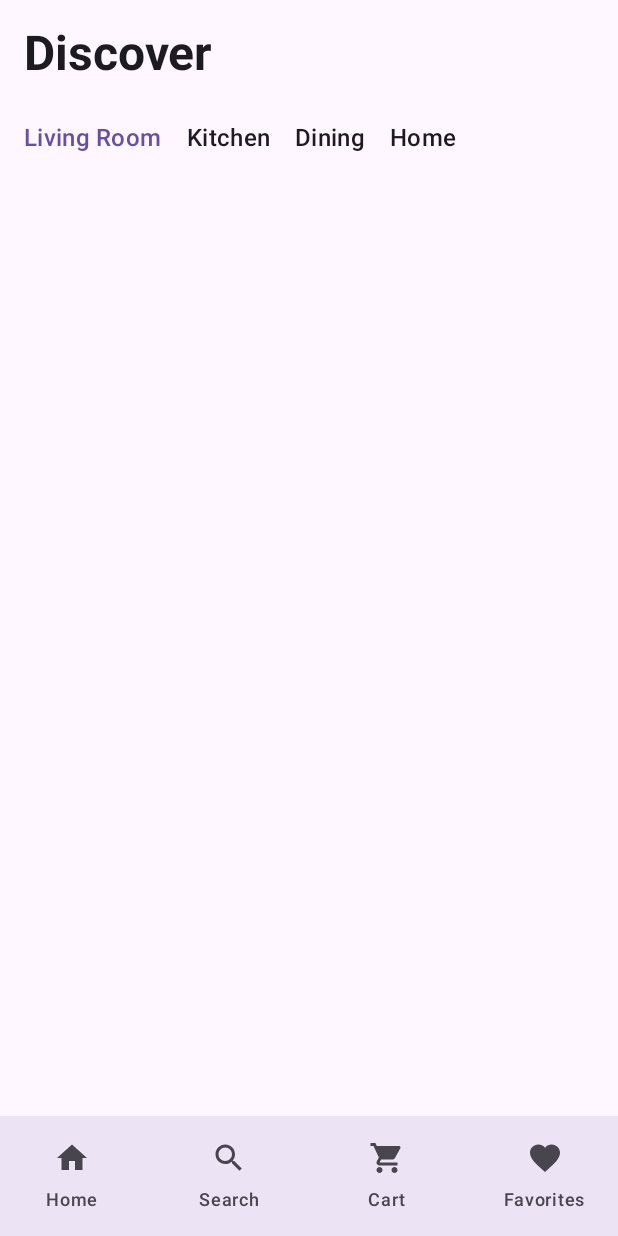
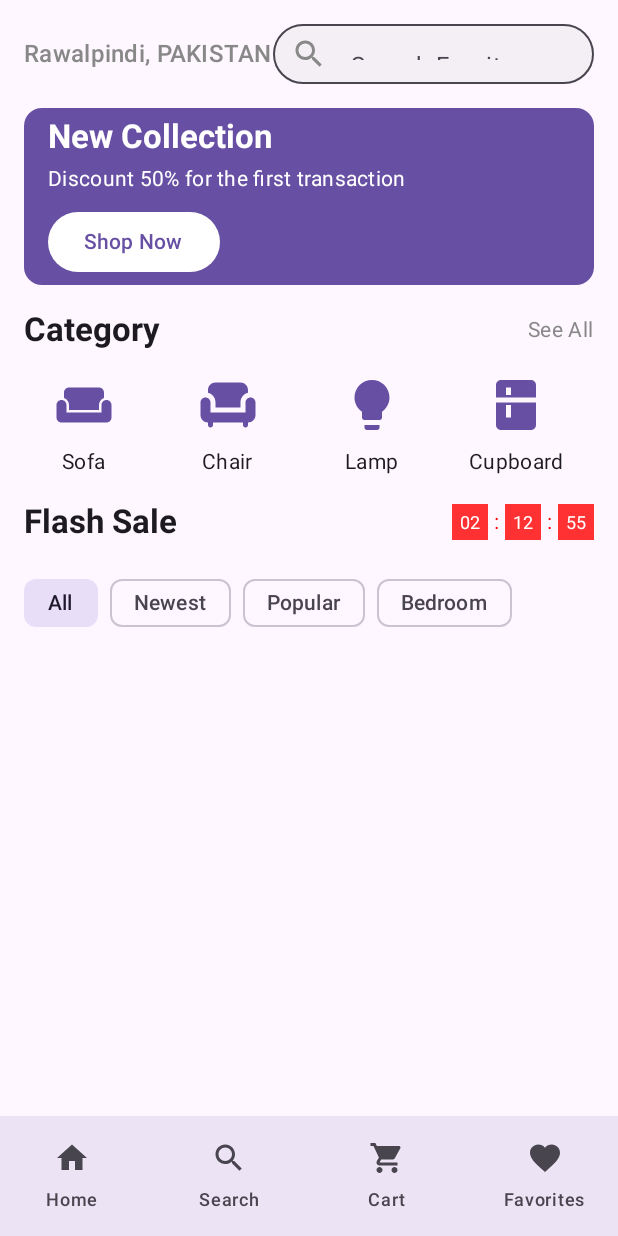
Before and after one commit to malaikaiftikhar/homify2, an Android app built with Jetpack Compose: the HomeActivity screen opened directly, with no data from a screen before it, on a phone screen of 412 x 824 dp. Run offline under Robolectric (Android 15) with nearby library versions, the phone set to English and light mode, and no system bars; our stand-ins replace Firebase (no records; nobody signed in at launch, a user with empty details on screens opened directly); pictures from the network do not load; 1 statement that could not run was skipped.

Commit message:
layout changes

```diff
--- a/app/build.gradle.kts
+++ b/app/build.gradle.kts
@@ -86,7 +86,7 @@ dependencies {
     implementation("com.google.firebase:firebase-firestore-ktx")
 
     implementation("io.coil-kt:coil-compose:2.5.0")
-
+    implementation("androidx.compose.material:material-icons-extended")
 
 // Firebase products (no version needed when using BoM)
     implementation("com.google.firebase:firebase-database")
--- a/app/src/main/java/com/example/homify/HomeActivity.kt
+++ b/app/src/main/java/com/example/homify/HomeActivity.kt
@@ -45,6 +45,27 @@ import androidx.compose.material.Card
 import android.content.Context
 import java.io.File
 import java.io.FileOutputStream
+import androidx.compose.foundation.layout.*
+import androidx.compose.foundation.lazy.grid.*
+import androidx.compose.runtime.*
+//import androidx.compose.ui.Modifier
+import androidx.compose.ui.unit.dp
+import androidx.compose.foundation.background
+import androidx.compose.foundation.layout.size
+import androidx.compose.foundation.shape.CircleShape
+import androidx.compose.ui.draw.clip
+//import androidx.compose.ui.graphics.Color
+//import androidx.compose.ui.Alignment
+import androidx.compose.ui.text.style.TextOverflow
+import androidx.compose.animation.AnimatedVisibility
+import androidx.compose.animation.fadeIn
+import androidx.compose.animation.fadeOut
+import kotlinx.coroutines.delay
+import androidx.compose.foundation.layout.*
+import androidx.compose.foundation.text.*
+import androidx.compose.material3.OutlinedTextField
+import androidx.compose.material.icons.filled.*
+import androidx.compose.material.icons.outlined.*
 
 @OptIn(ExperimentalMaterial3Api::class)
 class HomeActivity : ComponentActivity() {
@@ -168,8 +189,50 @@ class HomeActivity : ComponentActivity() {
         val description: String = "",
         val price: String = "",
         val imageUrl: String = "",
+        val category: String = "",
         val details: String = ""
     )
+    // for real timer
+    @Composable
+    fun FlashSaleTimer() {
+        var remainingTime by remember { mutableStateOf(2 * 3600 + 12 * 60 + 56) } // 02:12:56 in seconds
+
+        LaunchedEffect(Unit) {
+            while (remainingTime > 0) {
+                delay(1000L)
+                remainingTime--
+            }
+        }
+
+        val hours = remainingTime / 3600
+        val minutes = (remainingTime % 3600) / 60
+        val seconds = remainingTime % 60
+
+        Row(verticalAlignment = Alignment.CenterVertically) {
+            listOf(hours, minutes, seconds).forEachIndexed { index, value ->
+                Box(
+                    modifier = Modifier
+                        .width(24.dp)
+                        .height(24.dp)
+                        .background(Color.Red.copy(alpha = 0.8f)),
+                    contentAlignment = Alignment.Center
+                ) {
+                    Text(
+                        text = "%02d".format(value),
+                        color = Color.White,
+                        fontSize = 12.sp
+                    )
+                }
+                if (index < 2) {
+                    Text(
+                        text = ":",
+                        modifier = Modifier.padding(horizontal = 4.dp),
+                        color = Color.Red
+                    )
+                }
+            }
+        }
+    }
 
     @OptIn(ExperimentalMaterial3Api::class)
     @Composable
@@ -179,7 +242,14 @@ class HomeActivity : ComponentActivity() {
         val products = remember { mutableStateOf<List<Product>>(emptyList()) }
         val isLoading = remember { mutableStateOf(true) }
         val error = remember { mutableStateOf<String?>(null) }
-
+        var searchQuery by remember { mutableStateOf("") }
+        val filteredProducts = remember(products.value, searchQuery) {
+            if (searchQuery.isEmpty()) products.value
+            else products.value.filter {
+                it.name.contains(searchQuery, ignoreCase = true) ||
+                        it.description.contains(searchQuery, ignoreCase = true)
+            }
+        }
         // Check authentication
         val currentUser = auth.currentUser
         if (currentUser == null) {
@@ -246,44 +316,186 @@ class HomeActivity : ComponentActivity() {
                 .fillMaxSize()
                 .padding(horizontal = 16.dp)
         ) {
-            // Header
-            Text(
-                text = "Discover",
-                style = MaterialTheme.typography.headlineLarge,
-                fontWeight = FontWeight.Bold,
-                modifier = Modifier.padding(top = 16.dp, bottom = 24.dp)
+            // Location and Search Bar
+            Row(
+                modifier = Modifier
+                    .fillMaxWidth()
+                    .padding(top = 16.dp),
+                verticalAlignment = Alignment.CenterVertically,
+                horizontalArrangement = Arrangement.SpaceBetween
+            ) {
+                Text(
+                    text = "Rawalpindi, PAKISTAN",
+                    style = MaterialTheme.typography.titleMedium,
+                    color = Color.Gray
+                )
+
+                // Search Bar
+                OutlinedTextField(
+                    value = searchQuery,
+                    onValueChange = { searchQuery = it },
+                    modifier = Modifier
+                        .fillMaxWidth()
+                        .height(40.dp),
+                    placeholder = { Text("Search Furniture") },
+                    leadingIcon = {
+                        Icon(
+                            imageVector = Icons.Default.Search,
+                            contentDescription = "Search",
+                            tint = Color.Gray
+                        )
+                    },
+                    singleLine = true,
+                    shape = RoundedCornerShape(20.dp),
+                    colors = TextFieldDefaults.colors(
+                        unfocusedContainerColor = Color.LightGray.copy(alpha = 0.2f),
+                        focusedContainerColor = Color.LightGray.copy(alpha = 0.3f)
+                    )
+                )
+            }
+
+            // New Collection Banner
+            Box(
+                modifier = Modifier
+                    .fillMaxWidth()
+                    .height(150.dp)
+                    .padding(vertical = 16.dp)
+                    .clip(RoundedCornerShape(12.dp))
+                    .background(MaterialTheme.colorScheme.primary),
+                contentAlignment = Alignment.CenterStart
+            ) {
+                Column(
+                    modifier = Modifier.padding(start = 16.dp)
+                ) {
+                    Text(
+                        text = "New Collection",
+                        style = MaterialTheme.typography.titleLarge,
+                        color = Color.White,
+                        fontWeight = FontWeight.Bold
+                    )
+                    Text(
+                        text = "Discount 50% for the first transaction",
+                        style = MaterialTheme.typography.bodyMedium,
+                        color = Color.White,
+                        modifier = Modifier.padding(top = 4.dp)
+                    )
+                    Spacer(modifier = Modifier.height(8.dp))
+                    Button(
+                        onClick = { /* Handle shop now */ },
+                        colors = ButtonDefaults.buttonColors(
+                            containerColor = Color.White,
+                            contentColor = MaterialTheme.colorScheme.primary
+                        )
+                    ) {
+                        Text("Shop Now")
+                    }
+                }
+            }
+
+            // Category Section
+            Row(
+                modifier = Modifier.fillMaxWidth(),
+                verticalAlignment = Alignment.CenterVertically,
+                horizontalArrangement = Arrangement.SpaceBetween
+            ) {
+                Text(
+                    text = "Category",
+                    style = MaterialTheme.typography.titleLarge,
+                    fontWeight = FontWeight.Bold
+                )
+                Text(
+                    text = "See All",
+                    style = MaterialTheme.typography.bodyMedium,
+                    color = Color.Gray
+                )
+            }
+
+            // Category Items
+            val categories = listOf(
+                Pair(Icons.Default.Weekend, "Sofa"),  // Using Weekend icon for Sofa
+                Pair(Icons.Default.Chair, "Chair"),
+                Pair(Icons.Default.Lightbulb, "Lamp"),
+                Pair(Icons.Default.Kitchen, "Cupboard")  // Using Kitchen icon for Cupboard
             )
 
-            // Categories
+// Category Row
             LazyRow(
-                horizontalArrangement = Arrangement.spacedBy(16.dp),
-                modifier = Modifier.padding(bottom = 24.dp)
+                modifier = Modifier.padding(vertical = 16.dp),
+                horizontalArrangement = Arrangement.spacedBy(16.dp)
             ) {
-                items(listOf("Living Room", "Kitchen", "Dining", "Home")) { category ->
-                    Text(
-                        text = category,
-                        style = MaterialTheme.typography.titleMedium,
-                        color = if (category == "Living Room") MaterialTheme.colorScheme.primary
-                        else MaterialTheme.colorScheme.onSurface
+                items(categories) { (icon, name) ->
+                    Column(
+                        horizontalAlignment = Alignment.CenterHorizontally,
+                        modifier = Modifier
+                            .width(80.dp)
+                            .clickable { /* Handle category click */ }
+                    ) {
+                        Icon(
+                            imageVector = icon,
+                            contentDescription = name,
+                            modifier = Modifier.size(40.dp),
+                            tint = MaterialTheme.colorScheme.primary
+                        )
+                        Spacer(modifier = Modifier.height(8.dp))
+                        Text(
+                            text = name,
+                            style = MaterialTheme.typography.bodyMedium
+                        )
+                    }
+                }
+            }
+            // Flash Sale Section
+            Row(
+                modifier = Modifier.fillMaxWidth(),
+                verticalAlignment = Alignment.CenterVertically,
+                horizontalArrangement = Arrangement.SpaceBetween
+            ) {
+                Text(
+                    text = "Flash Sale",
+                    style = MaterialTheme.typography.titleLarge,
+                    fontWeight = FontWeight.Bold
+                )
+                FlashSaleTimer()
+
+
+            }
+
+            // Filter Chips
+            Row(
+                modifier = Modifier.padding(vertical = 16.dp),
+                horizontalArrangement = Arrangement.spacedBy(8.dp)
+            ) {
+                listOf("All", "Newest", "Popular", "Bedroom").forEach { filter ->
+                    FilterChip(
+                        selected = filter == "All",
+                        onClick = { /* Handle filter change */ },
+                        label = { Text(filter) }
                     )
                 }
             }
 
-            // Products
-            LazyColumn(
-                verticalArrangement = Arrangement.spacedBy(24.dp)
+            // Products Grid
+            LazyVerticalGrid(
+                columns = GridCells.Fixed(2),
+                modifier = Modifier.weight(1f),
+                verticalArrangement = Arrangement.spacedBy(16.dp),
+                horizontalArrangement = Arrangement.spacedBy(16.dp)
             ) {
-                items(products.value) { product ->
-                    ProductCard(product = product, navController = navController)
+                items(filteredProducts) { product -> // <-- Changed from products.value
+                    ProductCardCompact(product = product, navController = navController)
                 }
             }
         }
     }
 
     @Composable
-    fun ProductCard(product: Product, navController: NavHostController) {
+    fun ProductCardCompact(product: Product, navController: NavHostController) {
         val context = LocalContext.current
-
+        AnimatedVisibility(
+            visible = true,
+            enter = fadeIn(),
+            exit = fadeOut()
+        ){
         Card(
             modifier = Modifier
                 .fillMaxWidth()
@@ -296,7 +508,7 @@ class HomeActivity : ComponentActivity() {
                 Box(
                     modifier = Modifier
                         .fillMaxWidth()
-                        .height(200.dp)
+                        .aspectRatio(1f)
                         .background(MaterialTheme.colorScheme.surfaceVariant),
                     contentAlignment = Alignment.Center
                 ) {
@@ -311,146 +523,25 @@ class HomeActivity : ComponentActivity() {
                         Text("Image not available")
                     }
                 }
-
+            }
                 // Product details
                 Column(
-                    modifier = Modifier.padding(16.dp)
+                    modifier = Modifier.padding(8.dp)
                 ) {
                     Text(
                         text = product.name,
-                        style = MaterialTheme.typography.titleLarge,
-                        fontWeight = FontWeight.Bold
+                        style = MaterialTheme.typography.titleMedium,
+                        maxLines = 1,
+                        overflow = TextOverflow.Ellipsis
                     )
 
                     Text(
-                        text = product.description,
+                        text = product.price,
                         style = MaterialTheme.typography.bodyMedium,
-                        color = Color.Gray,
+                        fontWeight = FontWeight.Bold,
+                        color = MaterialTheme.colorScheme.primary,
                         modifier = Modifier.padding(top = 4.dp)
                     )
-
-                    Row(
-                        modifier = Modifier
-                            .fillMaxWidth()
-                            .padding(top = 16.dp),
-                        horizontalArrangement = Arrangement.SpaceBetween,
-                        verticalAlignment = Alignment.CenterVertically
-                    )
-
-                    //fav screen code
-                    {
-                        val db = FirebaseFirestore.getInstance()
-                        val auth = FirebaseAuth.getInstance()
-                        val userId = auth.currentUser?.uid
-
-                        IconButton(onClick = {
-                            if (userId == null) {
-                                Toast.makeText(
-                                    context,
-                                    "Please log in to add favorites",
-                                    Toast.LENGTH_SHORT
-                                ).show()
-                                return@IconButton
-                            }
-                            val priceAsDouble = product.price.toDoubleOrNull() ?: 0.0
-
-                            val favoriteItem = hashMapOf(
-                                "userId" to userId,
-                                "productId" to product.id,
-                                "name" to product.name,
-                                "imageUrl" to product.imageUrl,
-                                "price" to priceAsDouble
-                            )
-
-                            db.collection("favorites")
-                                .add(favoriteItem)
-                                .addOnSuccessListener {
-                                    Toast.makeText(
-                                        context,
-                                        "Added to favorites",
-                                        Toast.LENGTH_SHORT
-                                    ).show()
-                                }
-                                .addOnFailureListener {
-                                    Toast.makeText(
-                                        context,
-                                        "Failed to add to favorites",
-                                        Toast.LENGTH_SHORT
-                                    ).show()
-                                }
-                        }) {
-                            Icon(
-                                Icons.Default.Favorite,
-                                contentDescription = "Add to Favorites",
-                                tint = Color.Red
-                            )
-                        }
-
-                        Text(
-                            text = product.price,
-                            style = MaterialTheme.typography.titleMedium,
-                            fontWeight = FontWeight.Bold
-                        )
-
-                        // val context = LocalContext.current
-                        //add to cart function
-                        Button(
-                            onClick = {
-                                val userId = FirebaseAuth.getInstance().currentUser?.uid
-                                if (userId == null) {
-                                    Toast.makeText(
-                                        context,
-                                        "Please log in to add to cart",
-                                        Toast.LENGTH_SHORT
-                                    ).show()
-                                    return@Button
-                                }
-
-                                val db = FirebaseFirestore.getInstance()
-                                val cartRef = db.collection("carts")
-                                val query = cartRef
-                                    .whereEqualTo("userId", userId)
-                                    .whereEqualTo("productId", product.id)
-
-                                query.get().addOnSuccessListener { result ->
-                                    if (!result.isEmpty) {
-                                        // Product already in cart, update quantity
-                                        val doc = result.documents[0]
-                                        val existingQuantity = doc.getLong("quantity")?.toInt() ?: 1
-                                        cartRef.document(doc.id)
-                                            .update("quantity", existingQuantity + 1)
-                                    } else {
-                                        val priceAsDouble =
-                                            product.price.toDoubleOrNull() ?: 0.0 // ✅ Convert
-
-                                        val cartItem = hashMapOf(
-                                            "userId" to userId,
-                                            "productId" to product.id,
-                                            "name" to product.name,
-                                            "price" to priceAsDouble, // ✅ Store as number
-                                            "quantity" to 1,
-                                            "imageUrl" to product.imageUrl
-                                        )
-
-                                        cartRef.add(cartItem)
-                                    }
-
-                                    Toast.makeText(context, "Added to cart", Toast.LENGTH_SHORT)
-                                        .show()
-                                }.addOnFailureListener {
-                                    Toast.makeText(
-                                        context,
-                                        "Failed to add to cart",
-                                        Toast.LENGTH_SHORT
-                                    ).show()
-                                }
-                            },
-                            shape = RoundedCornerShape(8.dp)
-                        ) {
-                            Text("Add to Cart")
-                        }
-
-                    }
                 }
             }
         }
@@ -889,7 +980,7 @@ class HomeActivity : ComponentActivity() {
         } else {
             LazyColumn(modifier = Modifier.padding(16.dp)) {
                 items(favorites) { product ->
-                    ProductCard(product = product, navController = rememberNavController())
+                    ProductCardCompact(product = product, navController = rememberNavController())
                 }
             }
         }
```
